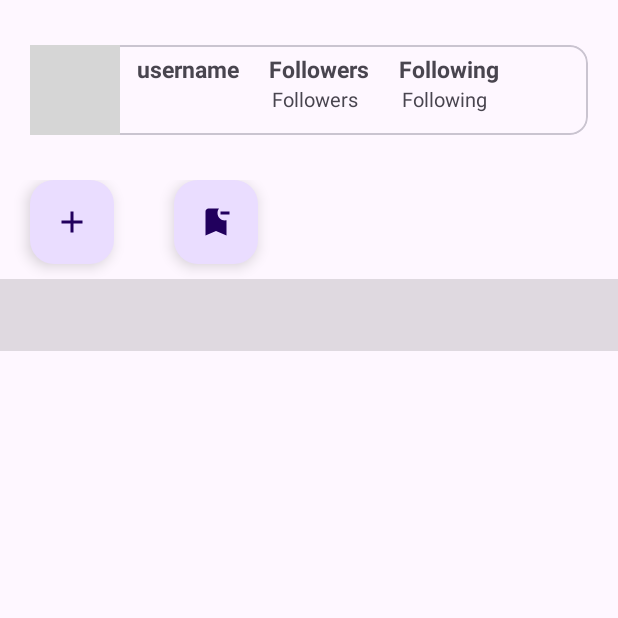
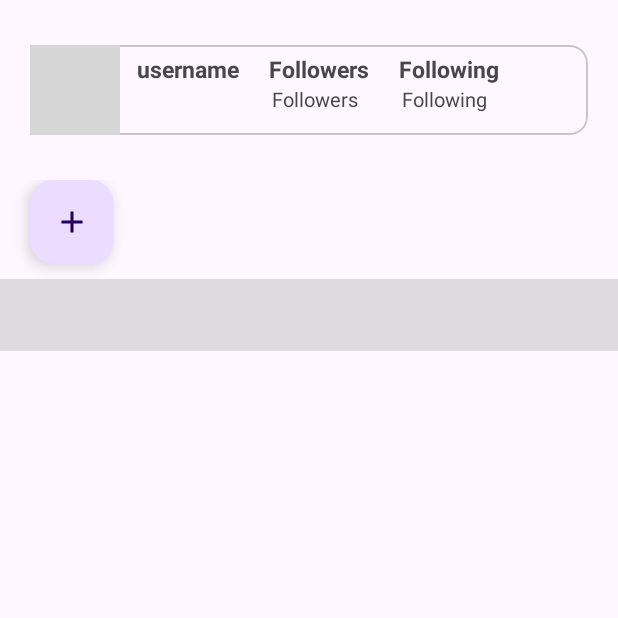
Before and after one commit to DedikH/GithubUser, an Android app: the detailnya screen opened directly, with no data from a screen before it, after a tap on an icon or button, on a phone screen of 412 x 824 dp, the top half of it. Run offline under Robolectric (Android 15) with nearby library versions, the phone set to English and light mode, and no system bars; pictures from the network do not load; 7 statements that could not run were skipped; grey boxes are pictures that could not be loaded.

```diff
--- a/app/src/main/java/com/example/restaurantreview/FollowingFragment.kt
+++ b/app/src/main/java/com/example/restaurantreview/FollowingFragment.kt
@@ -76,7 +76,7 @@ private fun getListQuotes(FollowingUser : String) {
 
     @SuppressLint("SuspiciousIndentation")
     private fun showLoading(isLoading: Boolean) {
-    val loading = view?.findViewById<ProgressBar>(R.id.progressBar)
+    val loading = view?.findViewById<ProgressBar>(R.id.progressBarfollowing)
         if (isLoading) {
             loading?.visibility ?: View.VISIBLE
         } else {
--- a/app/src/main/java/com/example/restaurantreview/fiturtambahan/MainViewModel.kt
+++ b/app/src/main/java/com/example/restaurantreview/fiturtambahan/MainViewModel.kt
@@ -13,6 +13,7 @@ class MainViewModel(private val pref: settingpreverences) : ViewModel() {
     fun saveThemeSetting(isDarkModeActive: Boolean){
         viewModelScope.launch{
             pref.saveThemeSetting(isDarkModeActive)
+
         }
     }
 }
--- a/app/src/main/java/com/example/restaurantreview/fiturtambahan/settingactivity.kt
+++ b/app/src/main/java/com/example/restaurantreview/fiturtambahan/settingactivity.kt
@@ -1,6 +1,7 @@
 package com.example.restaurantreview.fiturtambahan
 
 import android.content.Intent
+import android.graphics.Color
 import androidx.appcompat.app.AppCompatActivity
 import android.os.Bundle
 import android.widget.CompoundButton
@@ -11,6 +12,8 @@ import androidx.lifecycle.ViewModelProvider
 import com.example.restaurantreview.R
 import com.example.restaurantreview.fiturtambahan.Favorites.Activity_Favorites
 import com.google.android.material.switchmaterial.SwitchMaterial
+import com.google.android.material.tabs.TabLayout
+import org.w3c.dom.Text
 
 class settingactivity : AppCompatActivity() {
     override fun onCreate(savedInstanceState: Bundle?) {
@@ -33,6 +36,7 @@ class settingactivity : AppCompatActivity() {
 
     private fun darkmode(){
         val switchTheme = findViewById<SwitchMaterial>(R.id.switch_theme)
+        val tab = findViewById<TabLayout>(R.id.tabs)
 
         val pref = settingpreverences.getInstance(application.dataStore)
         val mainViewModel = ViewModelProvider(this, viewModelFactory(pref)).get(
--- a/app/src/main/java/com/example/restaurantreview/ui/FollowersFragment.kt
+++ b/app/src/main/java/com/example/restaurantreview/ui/FollowersFragment.kt
@@ -86,7 +86,7 @@ class FollowersFragment : Fragment() {
 
     @SuppressLint("SuspiciousIndentation")
     private fun showLoading(isLoading: Boolean) {
-        val loading = view?.findViewById<ProgressBar>(R.id.progressBar)
+        val loading = view?.findViewById<ProgressBar>(R.id.progressBarfollowers)
         if (isLoading) {
             loading?.visibility ?: View.VISIBLE
         } else {
--- a/app/src/main/java/com/example/restaurantreview/ui/detailnya.kt
+++ b/app/src/main/java/com/example/restaurantreview/ui/detailnya.kt
@@ -1,11 +1,10 @@
 package com.example.restaurantreview.ui
 
 import android.annotation.SuppressLint
-import android.content.ContentValues
-import android.database.Cursor
-import android.database.sqlite.SQLiteDatabase
 import android.os.Bundle
+import android.view.View
 import android.widget.ImageView
+import android.widget.ProgressBar
 import android.widget.TextView
 import android.widget.Toast
 import androidx.annotation.StringRes
@@ -42,7 +41,7 @@ class detailnya : AppCompatActivity() {
         setContentView(R.layout.activity_detailnya)
 
         var textView = findViewById(R.id.nickname) as TextView
-        var strLLogin  = intent.getStringExtra("Username")
+        var strLLogin = intent.getStringExtra("Username")
         var image = findViewById(R.id.imagedetail) as ImageView
 
         textView.setText(strLLogin)
@@ -60,31 +59,35 @@ class detailnya : AppCompatActivity() {
         }
         detailOnClick()
     }
-    private fun viewpager(){
-        var strLLogins  = intent.getStringExtra("Username")
+
+    private fun viewpager() {
+        var strLLogins = intent.getStringExtra("Username")
         val sectionsPagerAdapter = strLLogins?.let { SectionsPagerAdapter(this, it) }
         val viewPager: ViewPager2 = findViewById(R.id.view_pager)
         viewPager.adapter = sectionsPagerAdapter
         val tabs: TabLayout = findViewById(R.id.tabs)
-        TabLayoutMediator(tabs, viewPager) {tab, position ->
+        TabLayoutMediator(tabs, viewPager) { tab, position ->
             tab.text = resources.getString(TAB_TITLES[position])
         }.attach()
     }
 
-    private fun getDetailCount(strLLogin: String){
+    private fun getDetailCount(strLLogin: String) {
         var followersCount = findViewById(R.id.countFollowers) as TextView
         var followingCount = findViewById(R.id.countFollowing) as TextView
 
         val client = ApiConfig.getDetailApiServices().getUsersDetail(strLLogin)
+        showLoading(true)
         client.enqueue(object : Callback<ResponseDetail> {
-            override fun onResponse(call: Call<ResponseDetail>,
-                                    response: Response<ResponseDetail>
-            ){
+            override fun onResponse(
+                call: Call<ResponseDetail>,
+                response: Response<ResponseDetail>
+            ) {
                 if (response.isSuccessful) {
+                    showLoading(false)
                     val responseBody = response.body()
                     if (responseBody != null) {
-                         followersCount.setText(responseBody.followers.toString())
-                         followingCount.setText(responseBody.following.toString())
+                        followersCount.setText(responseBody.followers.toString())
+                        followingCount.setText(responseBody.following.toString())
                     }
                 }
             }
@@ -95,28 +98,35 @@ class detailnya : AppCompatActivity() {
         })
     }
 
-    private fun detailOnClick(){
+    @SuppressLint("SuspiciousIndentation")
+    private fun detailOnClick() {
         val btnfav = findViewById(R.id.btnfavorites) as FloatingActionButton
-        val btndel = findViewById(R.id.btndelete) as FloatingActionButton
         val db = DBHelper(this, null)
         val duplicate = db.readableDatabase
-        var strLLogin  = intent.getStringExtra("Username").toString()
-        var adddb =db.addUser(strLLogin)
-//        var test = false
-           btnfav.setOnClickListener {
-               db.addUser(strLLogin)
-               Toast.makeText(this, strLLogin + " Added to Favorite", Toast.LENGTH_LONG).show()
-               btnfav.setBackgroundResource(R.drawable.bookmark_added)
+        var strLLogin = intent.getStringExtra("Username").toString()
+        val bundle = intent.extras
+        val image_url = bundle!!.getString("imageUrl")
 
-           }
+        val duplicateData = db.getDuplicate(strLLogin)
 
-        btndel.setOnClickListener{
-            deletedata(strLLogin)
-            Toast.makeText(this, strLLogin + " Delete to Favorite", Toast.LENGTH_LONG).show()
+
+        var test = true
+
+        btnfav.setOnClickListener {
+            if(test == true){
+                if(duplicateData != null && duplicateData.moveToFirst()){
+                    deletedata(strLLogin)
+                    Toast.makeText(this, strLLogin + " Delete to Favorite", Toast.LENGTH_LONG).show()
+                    test = true
+                }else{
+                    db.addUser(strLLogin, image_url)
+                    Toast.makeText(this, strLLogin + " Added to Favorite", Toast.LENGTH_LONG).show()
+                    btnfav.setBackgroundResource(R.drawable.bookmark_added)
+                    test = false
+                }
+            }
         }
-    }
-
-    //            Toast.makeText(this, strLLogin + " added to database", Toast.LENGTH_LONG).show()
+}
 
     fun deletedata(username: String):Int {
         val db = DBHelper(this, null)
@@ -125,4 +135,13 @@ class detailnya : AppCompatActivity() {
         return dbdel.delete(DBHelper.TABLE_NAME, "$USERNAME=?", arrayOf(username))
 
     }
+
+    private fun showLoading(isLoading: Boolean) {
+        val progressBar = findViewById(R.id.progressBardetail) as ProgressBar
+        if (isLoading) {
+            progressBar.visibility = View.VISIBLE
+        } else {
+            progressBar.visibility = View.GONE
+        }
+    }
 }
--- a/app/src/main/java/com/example/restaurantreview/ui/onclick/RVonclick.kt
+++ b/app/src/main/java/com/example/restaurantreview/ui/onclick/RVonclick.kt
@@ -1,9 +1,15 @@
 package com.example.restaurantreview.ui.onclick
 
 import android.view.View
+import androidx.lifecycle.ViewModelProvider
 import com.example.restaurantreview.data.responses.ItemsItem
+import com.example.restaurantreview.fiturtambahan.MainViewModel
+import com.example.restaurantreview.fiturtambahan.dataStore
+import com.example.restaurantreview.fiturtambahan.settingpreverences
+import com.example.restaurantreview.fiturtambahan.viewModelFactory
 import com.example.restaurantreview.ui.SectionsPagerAdapter
 
 interface RVonclick {
     fun onItemClicked(view: View, username: ItemsItem)
+
 }
--- a/app/src/main/res/layout/activity_detailnya.xml
+++ b/app/src/main/res/layout/activity_detailnya.xml
@@ -12,6 +12,8 @@
         android:layout_width="match_parent"
         android:layout_height="wrap_content"
         android:orientation="vertical">
+
+
 
         <com.google.android.material.card.MaterialCardView
             android:layout_width="match_parent"
@@ -96,9 +98,10 @@
                         android:textSize="13dp"
                         android:text="Following" />
                 </LinearLayout>
-
             </LinearLayout>
         </com.google.android.material.card.MaterialCardView>
+
+
 
 
         <LinearLayout
@@ -114,15 +117,13 @@
                 android:clickable="true"
                 android:layout_marginRight="20dp"
                 app:srcCompat="@drawable/add" />
-            <com.google.android.material.floatingactionbutton.FloatingActionButton
-                android:id="@+id/btndelete"
+            <ProgressBar
+                android:id="@+id/progressBardetail"
+                style="?android:attr/progressBarStyle"
                 android:layout_width="wrap_content"
                 android:layout_height="wrap_content"
-                android:layout_marginBottom="10dp"
-                android:layout_marginLeft="20dp"
-                android:clickable="true"
-                android:layout_marginRight="20dp"
-                app:srcCompat="@drawable/bookmark_remove" />
+                android:visibility="gone"
+                tools:visibility="visible" />
         </LinearLayout>
 
     </LinearLayout>
@@ -131,8 +132,9 @@
         android:id="@+id/tabs"
         android:layout_width="match_parent"
         android:layout_height="wrap_content"
-        android:background="?attr/actionBarDivider"
-        app:tabTextColor="@android:color/background_dark"/>
+        android:background="?attr/actionBarDivider"/>
+<!--        app:tabTextColor="@android:color/background_dark"-->
+
 
     <androidx.viewpager2.widget.ViewPager2
         android:id="@+id/view_pager"
```
Also changed, not shown: app/src/main/java/com/example/restaurantreview/fiturtambahan/Favorites/Activity_Favorites.kt (+42 -117 lines), app/src/main/java/com/example/restaurantreview/fiturtambahan/Favorites/DBHelper.kt (+13 -5 lines), app/src/main/java/com/example/restaurantreview/ui/MainActivity.kt (+23 -0 lines), app/src/main/java/com/example/restaurantreview/ui/onclick/FavonClick.kt (added, +7 -0 lines), app/src/main/res/layout/fragment_followers.xml (+8 -0 lines), app/src/main/res/layout/fragment_following.xml (+13 -7 lines).
